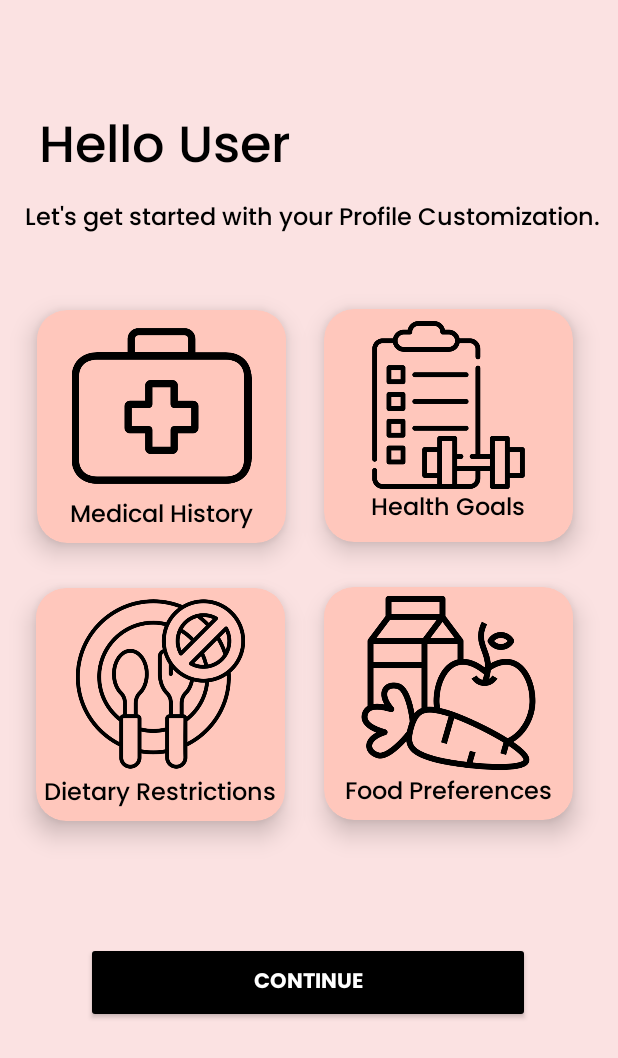
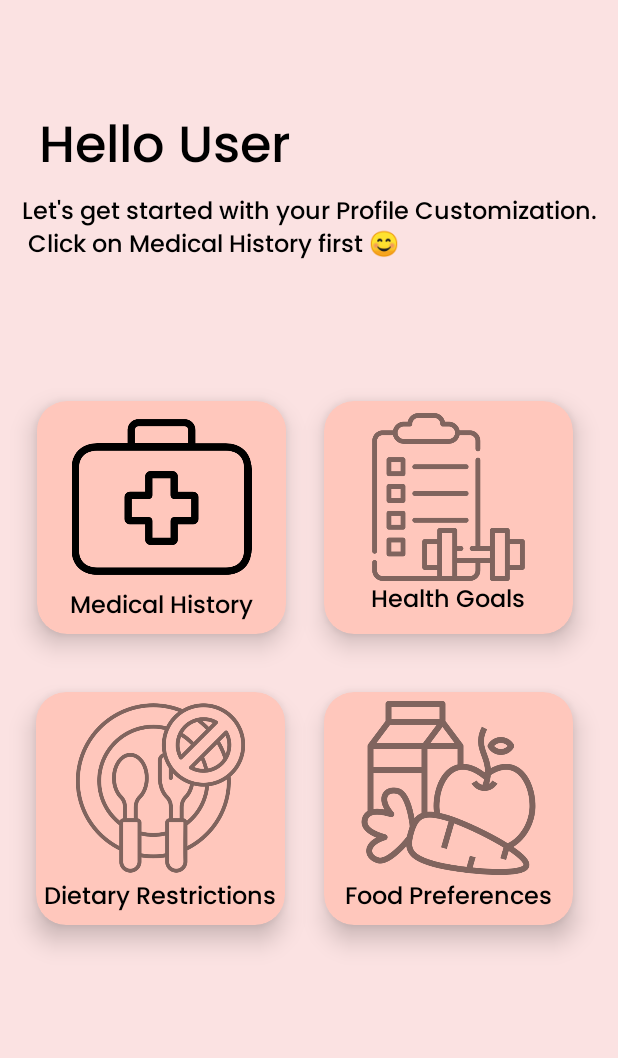
Before and after one commit to fjacquelinegomez/Health-Assistant-Senior-Project, an Android app: the ProfileCustomization screen opened directly, with no data from a screen before it, on a phone screen of 412 x 824 dp. Shown: the top 1058 px of the screen. Run offline under Robolectric (Android 15) with nearby library versions, the phone set to English and light mode, and no system bars.

Commit message:
Updated page logic for custom profile creation. This page appears after a user registers to the app.

```diff
--- a/app/src/main/java/com/example/healthassistant/ProfileCustomization.java
+++ b/app/src/main/java/com/example/healthassistant/ProfileCustomization.java
@@ -1,6 +1,9 @@
 package com.example.healthassistant;
 
+import android.content.Intent;
 import android.os.Bundle;
+import android.widget.ImageButton;
+import android.widget.Toast;
 
 import androidx.activity.EdgeToEdge;
 import androidx.appcompat.app.AppCompatActivity;
@@ -9,6 +12,9 @@ import androidx.core.view.ViewCompat;
 import androidx.core.view.WindowInsetsCompat;
 
 public class ProfileCustomization extends AppCompatActivity {
+
+    private ImageButton btnMH, btnHG, btnDR, btnFP;
+    private int current_step = 0;
 
     @Override
     protected void onCreate(Bundle savedInstanceState) {
@@ -20,5 +26,71 @@ public class ProfileCustomization extends AppCompatActivity {
             v.setPadding(systemBars.left, systemBars.top, systemBars.right, systemBars.bottom);
             return insets;
         });
+
+        btnMH = findViewById(R.id.medicalHistoryButton);
+        btnHG = findViewById(R.id.healthGoalsButton);
+        btnDR = findViewById(R.id.dietRestrictionButton);
+        btnFP = findViewById(R.id.foodPreferenceButton);
+
+        //disable all buttons until medical history is completed
+        lockButton(btnHG);
+        lockButton(btnDR);
+        lockButton(btnFP);
+
+        // sequence of when to go to next page
+        btnMH.setOnClickListener(view -> openForm(0, MedicalHistory_PC.class));
+        btnHG.setOnClickListener(view -> openForm(1, HealthGoals_PC.class));
+        btnDR.setOnClickListener(view -> openForm(2, DietaryRestrictions_PC.class));
+        btnFP.setOnClickListener(view -> openForm(3, FoodPreferences_PC.class));
+
     }
+
+    private void openForm(int step, Class<?> activityClass) {
+        if (current_step == step) {  // Ensure they can only open the next unlocked form
+            Intent intent = new Intent(ProfileCustomization.this, activityClass);
+            startActivityForResult(intent, step);
+        } else {
+            Toast.makeText(this, "Please complete the previous step first!", Toast.LENGTH_SHORT).show();
+        }
+    }
+
+    @Override
+    protected void onActivityResult(int requestCode, int resultCode, Intent data) {
+        super.onActivityResult(requestCode, resultCode, data);
+        if (resultCode == RESULT_OK && requestCode == current_step) {
+            current_step++;  // Move to the next step
+            unlockNextStep();
+        }
+    }
+
+    private void unlockNextStep() {
+        switch (current_step) {
+            case 1:
+                unlockButton(btnHG);
+                break;
+            case 2:
+                unlockButton(btnDR);
+                break;
+            case 3:
+                unlockButton(btnFP);
+                break;
+            case 4:
+                // Once all steps are complete, navigate to the home screen
+                startActivity(new Intent(ProfileCustomization.this, Homescreen.class));
+                finish(); // Close this setup activity
+                break;
+        }
+    }
+
+    private void lockButton(ImageButton button) {
+        button.setEnabled(false);
+        button.setAlpha(0.5f);
+    }
+
+    private void unlockButton(ImageButton button) {
+        button.setEnabled(true);
+        button.setAlpha(1.0f);
+    }
+
+
 }
--- a/app/src/main/java/com/example/healthassistant/SleepLogs.java
+++ b/app/src/main/java/com/example/healthassistant/SleepLogs.java
@@ -36,8 +36,9 @@ public class SleepLogs extends AppCompatActivity {
         FirebaseAuth mAuth = FirebaseAuth.getInstance();
         FirebaseUser user = mAuth.getCurrentUser();
 
+        // checks if the user is signed in
         if (user != null){
-            String uid = user.getUid();
+            String uid = user.getUid(); // captures the user UID from the auth. database
             databaseRef = FirebaseDatabase.getInstance().getReference("users").child(uid).child("sleep_time");
             buttonSaveSleepLog.setOnClickListener(v -> saveSleepLog());
         } else {
@@ -52,6 +53,7 @@ public class SleepLogs extends AppCompatActivity {
             return insets;
         });
 
+        // back button for the user to go back to the homescreen
         Button back = findViewById(R.id.sleepLogsBackButton);
         View.OnClickListener buttonClickListener = new View.OnClickListener() {
             @Override
@@ -64,7 +66,7 @@ public class SleepLogs extends AppCompatActivity {
         back.setOnClickListener(buttonClickListener);
     }
 
-        private void saveSleepLog() {
+        private void saveSleepLog() { // logic for when the user submits their sleep time, it saves in the realtime database
             String sleepLog = editSleepLogs.getText().toString().trim();
 
             if (TextUtils.isEmpty(sleepLog)){
--- a/app/src/main/res/layout/activity_profile_customization.xml
+++ b/app/src/main/res/layout/activity_profile_customization.xml
@@ -8,6 +8,8 @@
     android:background="#FBE2E2"
     tools:context=".ProfileCustomization">
 
+
+    "<!--" Text at the top of page"-->"
     <TextView
         android:id="@+id/title_profilecustom"
         android:layout_width="wrap_content"
@@ -25,13 +27,15 @@
         app:layout_constraintTop_toTopOf="parent"
         app:layout_constraintVertical_bias="0.082" />
 
+
+    "<!--" Subtitle underneath title "-->"
     <TextView
         android:id="@+id/subtitle_profilecustom"
         android:layout_width="wrap_content"
         android:layout_height="wrap_content"
         android:fontFamily="@font/poppins_medium"
         android:textColor="@color/black"
-        android:text="Let's get started with your Profile Customization."
+        android:text="Let's get started with your Profile Customization. \n Click on Medical History first 😊 "
         android:textSize="16sp"
         app:layout_constraintBottom_toBottomOf="parent"
         app:layout_constraintEnd_toEndOf="parent"
@@ -41,7 +45,7 @@
         app:layout_constraintVertical_bias="0.166" />
 
 
-
+    "<!--" Medical History card "-->"
     <androidx.cardview.widget.CardView
         android:id="@+id/medicalhistoryCard"
         android:layout_width="166dp"
@@ -54,7 +58,7 @@
         app:layout_constraintHorizontal_bias="0.100"
         app:layout_constraintStart_toStartOf="parent"
         app:layout_constraintTop_toTopOf="parent"
-        app:layout_constraintVertical_bias="0.309">
+        app:layout_constraintVertical_bias="0.400">
 
         <LinearLayout
             android:layout_width="match_parent"
@@ -86,7 +90,7 @@
 
     </androidx.cardview.widget.CardView>
 
-
+    "<!--" Health Goals card "-->"
     <androidx.cardview.widget.CardView
         android:id="@+id/healthGoalsCard"
         android:layout_width="166dp"
@@ -99,7 +103,7 @@
         app:layout_constraintHorizontal_bias="0.877"
         app:layout_constraintStart_toStartOf="parent"
         app:layout_constraintTop_toTopOf="parent"
-        app:layout_constraintVertical_bias="0.308">
+        app:layout_constraintVertical_bias="0.400">
 
 
         <LinearLayout
@@ -115,6 +119,8 @@
                 android:layout_height="112dp"
                 android:background="#FFC7BC"
                 android:contentDescription="HealthGoals"
+                android:enabled="false"
+                android:alpha="0.5"
                 android:scaleType="fitCenter"
                 app:srcCompat="@drawable/health_goals" />
 
@@ -134,7 +140,7 @@
 
     </androidx.cardview.widget.CardView>
 
-
+    "<!--" Dietary Restrictions card "-->"
     <androidx.cardview.widget.CardView
         android:id="@+id/dietaryRestrictionCard"
         android:layout_width="166dp"
@@ -147,7 +153,7 @@
         app:layout_constraintHorizontal_bias="0.097"
         app:layout_constraintStart_toStartOf="parent"
         app:layout_constraintTop_toTopOf="parent"
-        app:layout_constraintVertical_bias="0.586">
+        app:layout_constraintVertical_bias="0.690">
 
         <LinearLayout
             android:layout_width="match_parent"
@@ -162,6 +168,8 @@
                 android:background="#FFC7BC"
                 android:contentDescription="Diet Restriction"
                 android:scaleType="fitCenter"
+                android:enabled="false"
+                android:alpha="0.5"
                 app:srcCompat="@drawable/diet_restrictions" />
 
             <TextView
@@ -179,6 +187,7 @@
 
     </androidx.cardview.widget.CardView>
 
+    "<!--" Food Preference card "-->"
     <androidx.cardview.widget.CardView
         android:id="@+id/foodPreferenceCard"
         android:layout_width="166dp"
@@ -191,21 +200,23 @@
         app:layout_constraintHorizontal_bias="0.877"
         app:layout_constraintStart_toStartOf="parent"
         app:layout_constraintTop_toTopOf="parent"
-        app:layout_constraintVertical_bias="0.585">
+        app:layout_constraintVertical_bias="0.690">
 
 
         <LinearLayout
             android:layout_width="match_parent"
             android:layout_height="match_parent"
-            android:orientation="vertical"
-            android:gravity="center">
+            android:gravity="center"
+            android:orientation="vertical">
 
             <ImageButton
-                android:id="@+id/food_preferenceButton"
+                android:id="@+id/foodPreferenceButton"
                 android:layout_width="match_parent"
                 android:layout_height="120dp"
+                android:alpha="0.5"
                 android:background="#FFC7BC"
                 android:contentDescription="Diet Restriction"
+                android:enabled="false"
                 android:scaleType="fitCenter"
                 app:srcCompat="@drawable/healthy_food" />
 
@@ -213,30 +224,15 @@
                 android:id="@+id/food_preference_text"
                 android:layout_width="wrap_content"
                 android:layout_height="wrap_content"
+                android:layout_gravity="center_horizontal"
                 android:fontFamily="@font/poppins_medium"
+                android:gravity="center"
                 android:text="Food Preferences"
                 android:textColor="@color/black"
-                android:textSize="16sp"
-                android:gravity="center"
-                android:layout_gravity="center_horizontal"
-                />
+                android:textSize="16sp" />
         </LinearLayout>
 
     </androidx.cardview.widget.CardView>
 
-    <Button
-        android:id="@+id/continue_profilecustom"
-        android:layout_width="296dp"
-        android:layout_height="54dp"
-        android:backgroundTint="@color/black"
-        android:fontFamily="@font/poppins_bold"
-        android:text="CONTINUE"
-        android:textColor="#ffffff"
-        app:layout_constraintBottom_toBottomOf="parent"
-        app:layout_constraintEnd_toEndOf="parent"
-        app:layout_constraintHorizontal_bias="0.495"
-        app:layout_constraintStart_toStartOf="parent"
-        app:layout_constraintTop_toTopOf="parent"
-        app:layout_constraintVertical_bias="0.816" />
 
 </androidx.constraintlayout.widget.ConstraintLayout>
```
Also changed, not shown: app/src/main/AndroidManifest.xml (+12 -0 lines), app/src/main/java/com/example/healthassistant/DietaryRestrictions_PC.java (added, +36 -0 lines), app/src/main/java/com/example/healthassistant/FoodPreferences_PC.java (added, +36 -0 lines), app/src/main/java/com/example/healthassistant/HealthGoals_PC.java (added, +36 -0 lines), app/src/main/java/com/example/healthassistant/MainActivity.java (+2 -6 lines), app/src/main/java/com/example/healthassistant/MedicalHistory_PC.java (added, +37 -0 lines), app/src/main/res/layout/activity_dietary_restrictions_pc.xml (added, +10 -0 lines), app/src/main/res/layout/activity_food_preferences_pc.xml (added, +10 -0 lines), app/src/main/res/layout/activity_health_goals_pc.xml (added, +10 -0 lines), app/src/main/res/layout/activity_medical_history_pc.xml (added, +10 -0 lines), app/src/main/res/layout/activity_search.xml (+16 -1 lines), app/src/main/res/layout/activity_sleep_logs.xml (+5 -2 lines). Lines whose indentation alone changed are shown as unchanged.
